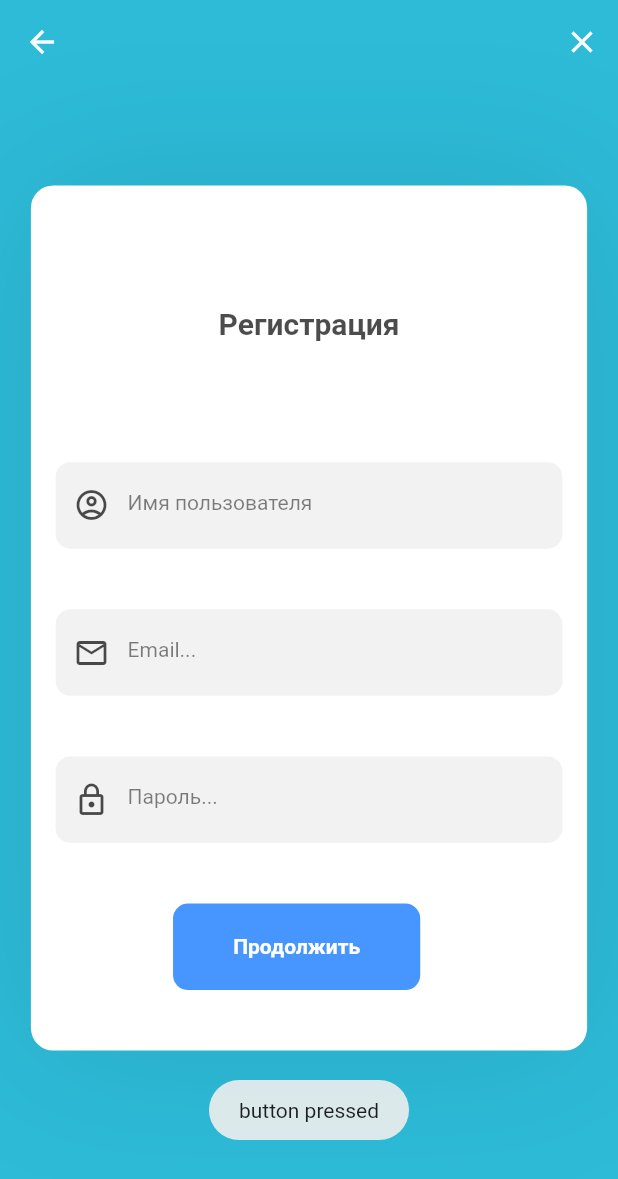
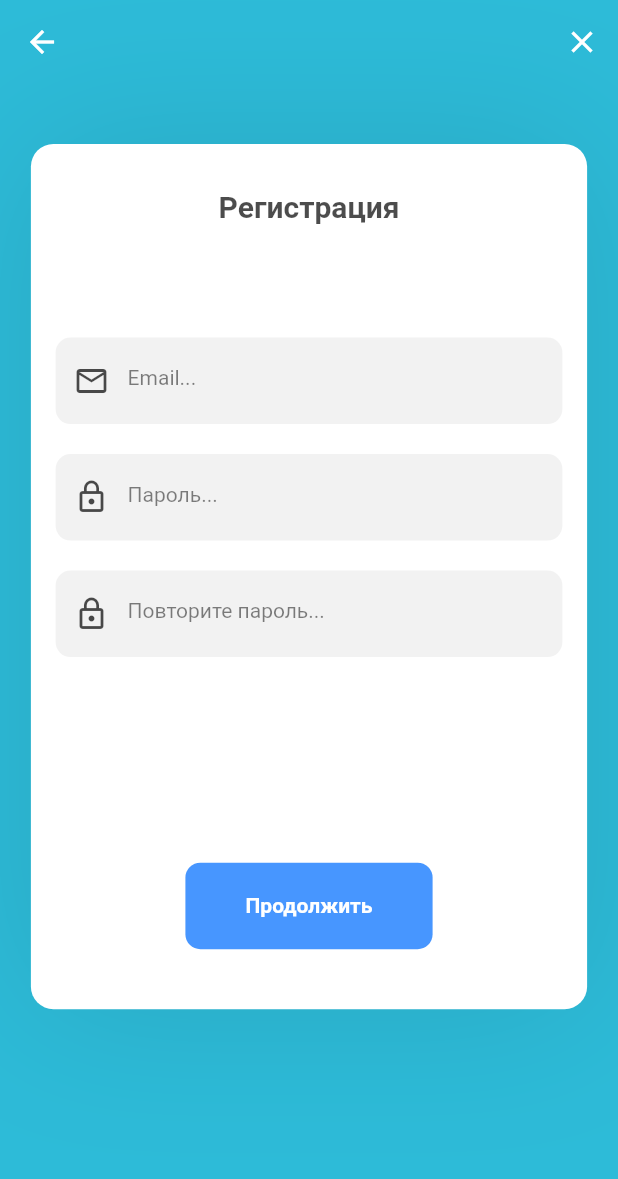
Before and after one commit to DmitryIgnatev/what_can_i_cook, a Flutter app: the RegistrationPage screen opened directly, after a tap on "Продолжить", on a phone screen of 412 x 824 dp. Shown: the top 1179 px of the screen. Run offline on Flutter 3.47's test engine with Material 2 defaults, Android fonts, the phone set to English and light mode, and no system bars; our stand-ins replace bloc, cloud_firestore, equatable, file_picker, firebase_auth, firebase_core and 4 more; accounts and stored records are empty; network calls fail.

Commit message:
refactor registration with bloc

```diff
--- a/lib/main.dart
+++ b/lib/main.dart
@@ -1,6 +1,8 @@
 import 'package:flutter/material.dart';
 import 'package:sizer/sizer.dart';
+import 'package:flutter_bloc/flutter_bloc.dart';
 import 'package:firebase_core/firebase_core.dart';
+import 'package:what_can_i_cook/view/screens/auth_screen/registration/bloc/registration_bloc.dart';
 import 'package:what_can_i_cook/view/screens/splash_screen/splash_screen.dart';
 
 void main() async {
@@ -17,11 +19,18 @@ class MyApp extends StatelessWidget {
   Widget build(BuildContext context) {
     //!Using sizer for comfortable work with screen sizes :)
     return Sizer(builder: (context, orientation, deviceType) {
-      return MaterialApp(
-        theme: ThemeData(
-          colorScheme: ColorScheme.fromSwatch(),
+      return MultiBlocProvider(
+        providers: [
+        BlocProvider<RegistrationBloc>(
+          create: (context) => RegistrationBloc(),
         ),
-        home: const SplashScreen(),
+      ],
+        child: MaterialApp(
+          theme: ThemeData(
+            colorScheme: ColorScheme.fromSwatch(),
+          ),
+          home: const SplashScreen(),
+        ),
       );
     });
   }
--- a/lib/view/screens/auth_screen/authorization/authorization_body.dart
+++ b/lib/view/screens/auth_screen/authorization/authorization_body.dart
@@ -1,4 +1,4 @@
-import 'package:firebase_core/firebase_core.dart';
+//import 'package:firebase_core/firebase_core.dart';
 import 'package:flutter/material.dart';
 import 'package:flutter/gestures.dart';
 import 'package:flutter/services.dart';
@@ -7,7 +7,7 @@ import 'package:sizer/sizer.dart';
 import 'package:what_can_i_cook/utils/constants.dart';
 import 'package:what_can_i_cook/view/widgets/field.dart';
 import 'package:what_can_i_cook/view/screens/auth_screen/registration/registration_page.dart';
-import 'package:what_can_i_cook/services/authorization/auth.dart';
+//import 'package:what_can_i_cook/services/authorization/auth.dart';
 
 class AuthorizationBody extends StatefulWidget {
   const AuthorizationBody({Key? key}) : super(key: key);
@@ -18,21 +18,6 @@ class AuthorizationBody extends StatefulWidget {
 
 class _AuthorizationBodyState extends State<AuthorizationBody> {
   String errorMessage = '';
-
-  final TextEditingController _controllerUserName = TextEditingController();
-  final TextEditingController _controllerEmail = TextEditingController();
-  final TextEditingController _controllerPassword = TextEditingController();
-
-  Future<void> hereSignInWithEmailPassword() async {
-    try {
-      await Auth().signInWithEmailAndPassword(
-          email: _controllerEmail.text, password: _controllerPassword.text);
-    } on FirebaseException catch (e) {
-      setState(() {
-        errorMessage = e.message!;
-      });
-    }
-  }
 
   @override
   Widget build(BuildContext context) {
@@ -71,11 +56,13 @@ class _AuthorizationBodyState extends State<AuthorizationBody> {
                 ),
                 const SizedBox(),
                 field(Icons.account_circle_outlined, 'Имя пользователя', false,
-                    false, _controllerUserName),
+                    false,
+                    (value){}
+                    ),
                 field(Icons.email_outlined, 'Email...', false, true,
-                    _controllerEmail),
+                   (value){}),
                 field(Icons.lock_outline, 'Пароль...', true, false,
-                    _controllerPassword),
+                   (value){}),
                 Row(
                   mainAxisAlignment: MainAxisAlignment.center,
                   children: [
--- /dev/null
+++ b/lib/view/screens/auth_screen/registration/bloc/registration_bloc.dart
@@ -0,0 +1,27 @@
+import 'package:bloc/bloc.dart';
+import 'package:equatable/equatable.dart';
+
+part 'registration_event.dart';
+part 'registration_state.dart';
+
+class RegistrationBloc extends Bloc<RegistrationEvent, RegistrationState> {
+  RegistrationBloc() : super(RegistrationState.initial()) {
+    on<EmailChangedEvent>(_onEmailChanged);
+    on<PasswordChangedEvent>(_onPasswordChanged);
+    on<CheckPasswordChangedEvent>(_onCheckPasswordChanged);
+  }
+  void _onEmailChanged(
+      EmailChangedEvent event, Emitter<RegistrationState> emit) {
+    emit(state.copyWith(email: event.email));
+  }
+
+  void _onPasswordChanged(
+      PasswordChangedEvent event, Emitter<RegistrationState> emit) {
+    emit(state.copyWith(password: event.password));
+  }
+
+  void _onCheckPasswordChanged(
+      CheckPasswordChangedEvent event, Emitter<RegistrationState> emit) {
+    emit(state.copyWith(checkPassword: event.checkPassword));
+  }
+}
--- /dev/null
+++ b/lib/view/screens/auth_screen/registration/bloc/registration_event.dart
@@ -0,0 +1,26 @@
+part of 'registration_bloc.dart';
+
+abstract class RegistrationEvent extends Equatable {
+  const RegistrationEvent();
+
+  @override
+  List<Object> get props => [];
+}
+
+class EmailChangedEvent extends RegistrationEvent {
+  final String email;
+
+  const EmailChangedEvent({required this.email});
+}
+
+class PasswordChangedEvent extends RegistrationEvent {
+  final String password;
+
+  const PasswordChangedEvent({required this.password});
+}
+
+class CheckPasswordChangedEvent extends RegistrationEvent {
+  final String checkPassword;
+
+  const CheckPasswordChangedEvent({required this.checkPassword});
+}
--- /dev/null
+++ b/lib/view/screens/auth_screen/registration/bloc/registration_state.dart
@@ -0,0 +1,26 @@
+part of 'registration_bloc.dart';
+
+class RegistrationState extends Equatable {
+  final String email;
+  final String password;
+  final String checkPassword;
+
+  const RegistrationState(
+      {required this.email,
+      required this.password,
+      required this.checkPassword});
+
+  factory RegistrationState.initial() =>
+      const RegistrationState(email: "", password: "", checkPassword: "");
+
+  RegistrationState copyWith(
+      {String? email, String? password, String? checkPassword}) {
+    return RegistrationState(
+        email: email ?? this.email,
+        password: password ?? this.password,
+        checkPassword: checkPassword ?? this.checkPassword);
+  }
+
+  @override
+  List<Object> get props => [email, password, checkPassword];
+}
--- a/lib/view/screens/auth_screen/registration/registration_body.dart
+++ b/lib/view/screens/auth_screen/registration/registration_body.dart
@@ -1,11 +1,11 @@
-import 'package:firebase_auth/firebase_auth.dart';
 import 'package:flutter/material.dart';
 import 'package:flutter/services.dart';
 import 'package:fluttertoast/fluttertoast.dart';
 import 'package:sizer/sizer.dart';
-import 'package:what_can_i_cook/utils/constants.dart';
 import 'package:what_can_i_cook/view/widgets/field.dart';
 import 'package:what_can_i_cook/services/authorization/auth.dart';
+import 'package:flutter_bloc/flutter_bloc.dart';
+import 'bloc/registration_bloc.dart';
 
 class RegistrationBody extends StatefulWidget {
   const RegistrationBody({Key? key}) : super(key: key);
@@ -16,32 +16,14 @@ class RegistrationBody extends StatefulWidget {
 
 class _RegistrationBodyState extends State<RegistrationBody> {
   String errorMessage = '';
-  bool isLogin = true;
-  final TextEditingController _controllerUserName = TextEditingController();
-  final TextEditingController _controllerEmail = TextEditingController();
-  final TextEditingController _controllerPassword = TextEditingController();
-
-  Future<void> hereCreateUserWithEmailAndPassword() async {
-    try {
-      await Auth().createUserWithEmailAndPassword(
-          email: _controllerEmail.text, password: _controllerPassword.text);
-    } on FirebaseException catch (e) {
-      setState(() {
-        errorMessage = e.message!;
-      });
-    }
-  }
 
   @override
   Widget build(BuildContext context) {
     return SingleChildScrollView(
-      child: SizedBox(
-          height: 100.h,
-          child: Container(
-              alignment: Alignment.center,
-              decoration: const BoxDecoration(
-                color: AppColors.kBlueColor,
-              ),
+      child: SafeArea(
+        child: Padding(
+          padding: EdgeInsets.only(top: 40),
+          child: Center(
             child: Container(
               width: 90.w,
               height: 70.h,
@@ -55,10 +37,14 @@ class _RegistrationBodyState extends State<RegistrationBody> {
                   ),
                 ],
               ),
-                child: Column(
-                  mainAxisAlignment: MainAxisAlignment.spaceEvenly,
+              child: BlocBuilder<RegistrationBloc, RegistrationState>(
+                builder: (context, state) {
+                  return Column(
+                    mainAxisAlignment: MainAxisAlignment.start,
                     children: [
-                    const SizedBox(),
+                      SizedBox(
+                        height: 30,
+                      ),
                       Text(
                         'Регистрация',
                         style: TextStyle(
@@ -67,23 +53,55 @@ class _RegistrationBodyState extends State<RegistrationBody> {
                           color: Colors.black.withOpacity(.7),
                         ),
                       ),
-                    const SizedBox(),
-                    field(Icons.account_circle_outlined, 'Имя пользователя',
-                        false, false, _controllerUserName),
-                    field(Icons.email_outlined, 'Email...', false, true,
-                        _controllerEmail),
-                    field(Icons.lock_outline, 'Пароль...', true, false,
-                        _controllerPassword),
+                      SizedBox(
+                        height: 60,
+                      ),
+                      Text(state.checkPassword),
+                      field(
+                          Icons.email_outlined,
+                          'Email...',
+                          false,
+                          true,
+                          (value) => context
+                              .read<RegistrationBloc>()
+                              .add(EmailChangedEvent(email: value))),
+                      SizedBox(
+                        height: 20,
+                      ),
+                      field(
+                          Icons.lock_outline,
+                          'Пароль...',
+                          true,
+                          false,
+                          (value) => context
+                              .read<RegistrationBloc>()
+                              .add(PasswordChangedEvent(password: value))),
+                      SizedBox(
+                        height: 20,
+                      ),
+                      field(
+                          Icons.lock_outline,
+                          'Повторите пароль...',
+                          true,
+                          false,
+                          (value) => context.read<RegistrationBloc>().add(
+                              CheckPasswordChangedEvent(checkPassword: value))),
+                      const Spacer(),
                       Row(
                         mainAxisAlignment: MainAxisAlignment.center,
                         children: [
                           InkWell(
                             highlightColor: Colors.transparent,
                             splashColor: Colors.transparent,
-                          onTap: () {
+                            onTap: () async {
                               HapticFeedback.lightImpact();
-                            hereCreateUserWithEmailAndPassword();
-                            Fluttertoast.showToast(msg: 'button pressed');
+                              if (state.checkPassword == state.password) {
+                                await Auth().createUserWithEmailAndPassword(
+                                    email: state.email,
+                                    password: state.password);
+                              } else {
+                                Fluttertoast.showToast(msg: 'Пароли не совпадают!');
+                              }
                             },
                             child: Container(
                               height: 7.h,
@@ -101,12 +119,19 @@ class _RegistrationBodyState extends State<RegistrationBody> {
                               ),
                             ),
                           ),
-                        SizedBox(width: 4.w),
                         ],
                       ),
+                      SizedBox(
+                        height: 40,
+                      )
                     ],
+                  );
+                },
               ),
-              ))),
+            ),
+          ),
+        ),
+      ),
     );
   }
 }
--- a/lib/view/screens/auth_screen/registration/registration_page.dart
+++ b/lib/view/screens/auth_screen/registration/registration_page.dart
@@ -1,6 +1,8 @@
 import 'package:flutter/material.dart';
 import 'package:what_can_i_cook/view/screens/auth_screen/registration/registration_body.dart';
 import 'package:what_can_i_cook/view/widgets/main_screen_appbar.dart';
+
+import '../../../../utils/constants.dart';
 
 class RegistrationPage extends StatelessWidget {
   const RegistrationPage({Key? key}) : super(key: key);
@@ -8,9 +10,9 @@ class RegistrationPage extends StatelessWidget {
   @override
   Widget build(BuildContext context) {
     return Scaffold(
-      appBar: mainScreenAppbar(context),
-      extendBodyBehindAppBar: true,
-      body: const RegistrationBody()
-    );
+        backgroundColor: AppColors.kBlueColor,
+        appBar: mainScreenAppbar(context),
+        extendBodyBehindAppBar: true,
+        body: const RegistrationBody());
   }
 }
--- a/lib/view/widgets/field.dart
+++ b/lib/view/widgets/field.dart
@@ -2,7 +2,7 @@ import 'package:flutter/material.dart';
 import 'package:sizer/sizer.dart';
 
 Widget field(
-      IconData icon, String hintText, bool isPassword, bool isEmail, TextEditingController controller) {
+      IconData icon, String hintText, bool isPassword, bool isEmail, void Function(String)? onChanged) {
     return Container(
       height: 7.h,
       width: 82.w,
@@ -13,7 +13,6 @@ Widget field(
         borderRadius: BorderRadius.circular(10),
       ),
       child: TextField(
-        controller: controller,
         style: TextStyle(color: Colors.black.withOpacity(.8)),
         obscureText: isPassword,
         keyboardType: isEmail ? TextInputType.emailAddress : TextInputType.text,
@@ -28,6 +27,8 @@ Widget field(
           hintStyle:
               TextStyle(fontSize: 14, color: Colors.black.withOpacity(.5)),
         ),
+        onChanged: onChanged,
       ),
+
     );
   }
--- a/pubspec.yaml
+++ b/pubspec.yaml
@@ -18,6 +18,11 @@ dependencies:
   sizer: ^2.0.15
   file_picker: ^4.6.1
   fluttertoast: ^8.0.9
+
+  #State management
+  bloc: ^8.1.1
+  flutter_bloc: ^8.1.2
+  equatable: ^2.0.5
 
   #Firebase
   cloud_firestore:
```
Also changed, not shown: pubspec.lock. Lines whose indentation alone changed are shown as unchanged.
